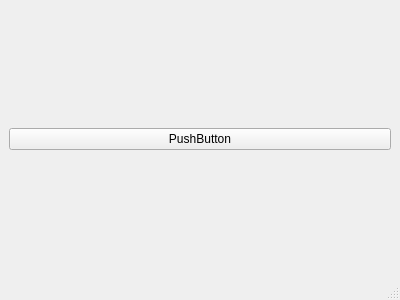
K758573/CodeAnalysis, file mainwindow.ui: the form before one commit.
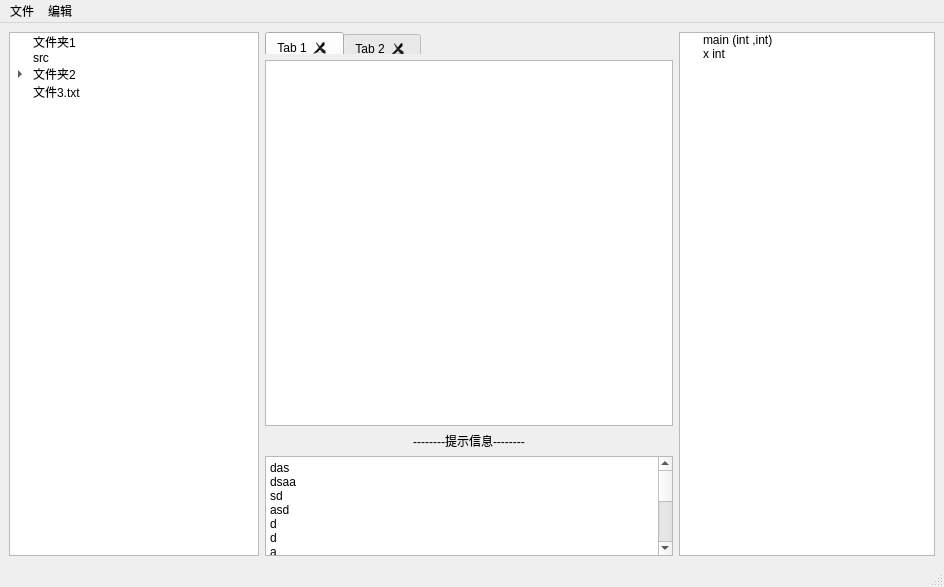
The form after the commit.

```diff
--- a/mainwindow.ui
+++ b/mainwindow.ui
@@ -6,20 +6,206 @@
    <rect>
     <x>0</x>
     <y>0</y>
-    <width>400</width>
-    <height>300</height>
+    <width>944</width>
+    <height>587</height>
    </rect>
   </property>
   <property name="windowTitle">
    <string>MainWindow</string>
   </property>
   <widget class="QWidget" name="centralwidget">
-   <layout class="QGridLayout" name="gridLayout">
-    <item row="0" column="0">
-     <widget class="QPushButton" name="pushButton">
-      <property name="text">
-       <string>PushButton</string>
+   <layout class="QHBoxLayout" name="horizontalLayout">
+    <item>
+     <widget class="QTreeWidget" name="tree_file_browser">
+      <property name="sizePolicy">
+       <sizepolicy hsizetype="Maximum" vsizetype="Expanding">
+        <horstretch>0</horstretch>
+        <verstretch>0</verstretch>
+       </sizepolicy>
       </property>
+      <property name="maximumSize">
+       <size>
+        <width>250</width>
+        <height>16777215</height>
+       </size>
+      </property>
+      <attribute name="headerVisible">
+       <bool>false</bool>
+      </attribute>
+      <column>
+       <property name="text">
+        <string>#</string>
+       </property>
+      </column>
+      <item>
+       <property name="text">
+        <string>文件夹1</string>
+       </property>
+      </item>
+      <item>
+       <property name="text">
+        <string>src</string>
+       </property>
+      </item>
+      <item>
+       <property name="text">
+        <string>文件夹2</string>
+       </property>
+       <item>
+        <property name="text">
+         <string>子文件</string>
+        </property>
+       </item>
+      </item>
+      <item>
+       <property name="text">
+        <string>文件3.txt</string>
+       </property>
+      </item>
+     </widget>
+    </item>
+    <item>
+     <layout class="QVBoxLayout" name="verticalLayout_3">
+      <item>
+       <widget class="QTabWidget" name="tab_editor">
+        <property name="sizePolicy">
+         <sizepolicy hsizetype="Preferred" vsizetype="Minimum">
+          <horstretch>0</horstretch>
+          <verstretch>0</verstretch>
+         </sizepolicy>
+        </property>
+        <property name="minimumSize">
+         <size>
+          <width>0</width>
+          <height>20</height>
+         </size>
+        </property>
+        <property name="maximumSize">
+         <size>
+          <width>16777215</width>
+          <height>22</height>
+         </size>
+        </property>
+        <property name="currentIndex">
+         <number>0</number>
+        </property>
+        <property name="documentMode">
+         <bool>true</bool>
+        </property>
+        <property name="tabsClosable">
+         <bool>true</bool>
+        </property>
+        <property name="tabBarAutoHide">
+         <bool>false</bool>
+        </property>
+        <widget class="QWidget" name="tab">
+         <attribute name="title">
+          <string>Tab 1</string>
+         </attribute>
+         <layout class="QVBoxLayout" name="verticalLayout"/>
+        </widget>
+        <widget class="QWidget" name="tab_2">
+         <attribute name="title">
+          <string>Tab 2</string>
+         </attribute>
+         <layout class="QVBoxLayout" name="verticalLayout_2"/>
+        </widget>
+       </widget>
+      </item>
+      <item>
+       <widget class="QTextEdit" name="code_browser">
+        <property name="undoRedoEnabled">
+         <bool>false</bool>
+        </property>
+        <property name="readOnly">
+         <bool>false</bool>
+        </property>
+       </widget>
+      </item>
+      <item>
+       <widget class="QLabel" name="label">
+        <property name="text">
+         <string>--------提示信息--------</string>
+        </property>
+        <property name="alignment">
+         <set>Qt::AlignCenter</set>
+        </property>
+       </widget>
+      </item>
+      <item>
+       <widget class="QTextBrowser" name="text_message">
+        <property name="sizePolicy">
+         <sizepolicy hsizetype="Expanding" vsizetype="Expanding">
+          <horstretch>0</horstretch>
+          <verstretch>0</verstretch>
+         </sizepolicy>
+        </property>
+        <property name="maximumSize">
+         <size>
+          <width>16777215</width>
+          <height>100</height>
+         </size>
+        </property>
+        <property name="html">
+         <string>&lt;!DOCTYPE HTML PUBLIC &quot;-//W3C//DTD HTML 4.0//EN&quot; &quot;http://www.w3.org/TR/REC-html40/strict.dtd&quot;&gt;
+&lt;html&gt;&lt;head&gt;&lt;meta name=&quot;qrichtext&quot; content=&quot;1&quot; /&gt;&lt;meta charset=&quot;utf-8&quot; /&gt;&lt;style type=&quot;text/css&quot;&gt;
+p, li { white-space: pre-wrap; }
+hr { height: 1px; border-width: 0; }
+li.unchecked::marker { content: &quot;\2610&quot;; }
+li.checked::marker { content: &quot;\2612&quot;; }
+&lt;/style&gt;&lt;/head&gt;&lt;body style=&quot; font-family:'Microsoft YaHei UI'; font-size:9pt; font-weight:400; font-style:normal;&quot;&gt;
+&lt;p style=&quot; margin-top:0px; margin-bottom:0px; margin-left:0px; margin-right:0px; -qt-block-indent:0; text-indent:0px;&quot;&gt;das&lt;/p&gt;
+&lt;p style=&quot; margin-top:0px; margin-bottom:0px; margin-left:0px; margin-right:0px; -qt-block-indent:0; text-indent:0px;&quot;&gt;dsaa&lt;/p&gt;
+&lt;p style=&quot; margin-top:0px; margin-bottom:0px; margin-left:0px; margin-right:0px; -qt-block-indent:0; text-indent:0px;&quot;&gt;sd&lt;/p&gt;
+&lt;p style=&quot; margin-top:0px; margin-bottom:0px; margin-left:0px; margin-right:0px; -qt-block-indent:0; text-indent:0px;&quot;&gt;asd&lt;/p&gt;
+&lt;p style=&quot; margin-top:0px; margin-bottom:0px; margin-left:0px; margin-right:0px; -qt-block-indent:0; text-indent:0px;&quot;&gt;d&lt;/p&gt;
+&lt;p style=&quot; margin-top:0px; margin-bottom:0px; margin-left:0px; margin-right:0px; -qt-block-indent:0; text-indent:0px;&quot;&gt;d&lt;/p&gt;
+&lt;p style=&quot; margin-top:0px; margin-bottom:0px; margin-left:0px; margin-right:0px; -qt-block-indent:0; text-indent:0px;&quot;&gt;a&lt;/p&gt;
+&lt;p style=&quot; margin-top:0px; margin-bottom:0px; margin-left:0px; margin-right:0px; -qt-block-indent:0; text-indent:0px;&quot;&gt;d&lt;/p&gt;
+&lt;p style=&quot; margin-top:0px; margin-bottom:0px; margin-left:0px; margin-right:0px; -qt-block-indent:0; text-indent:0px;&quot;&gt;sda&lt;/p&gt;
+&lt;p style=&quot; margin-top:0px; margin-bottom:0px; margin-left:0px; margin-right:0px; -qt-block-indent:0; text-indent:0px;&quot;&gt;das&lt;/p&gt;
+&lt;p style=&quot;-qt-paragraph-type:empty; margin-top:0px; margin-bottom:0px; margin-left:0px; margin-right:0px; -qt-block-indent:0; text-indent:0px;&quot;&gt;&lt;br /&gt;&lt;/p&gt;
+&lt;p style=&quot; margin-top:0px; margin-bottom:0px; margin-left:0px; margin-right:0px; -qt-block-indent:0; text-indent:0px;&quot;&gt;dasd&lt;/p&gt;
+&lt;p style=&quot; margin-top:0px; margin-bottom:0px; margin-left:0px; margin-right:0px; -qt-block-indent:0; text-indent:0px;&quot;&gt;s&lt;/p&gt;
+&lt;p style=&quot; margin-top:0px; margin-bottom:0px; margin-left:0px; margin-right:0px; -qt-block-indent:0; text-indent:0px;&quot;&gt;打开文件&lt;/p&gt;
+&lt;p style=&quot; margin-top:0px; margin-bottom:0px; margin-left:0px; margin-right:0px; -qt-block-indent:0; text-indent:0px;&quot;&gt;打开文件夹&lt;/p&gt;&lt;/body&gt;&lt;/html&gt;</string>
+        </property>
+       </widget>
+      </item>
+     </layout>
+    </item>
+    <item>
+     <widget class="QTreeWidget" name="tree_var">
+      <property name="sizePolicy">
+       <sizepolicy hsizetype="Maximum" vsizetype="Expanding">
+        <horstretch>0</horstretch>
+        <verstretch>0</verstretch>
+       </sizepolicy>
+      </property>
+      <property name="maximumSize">
+       <size>
+        <width>300</width>
+        <height>16777215</height>
+       </size>
+      </property>
+      <attribute name="headerVisible">
+       <bool>false</bool>
+      </attribute>
+      <column>
+       <property name="text">
+        <string>#</string>
+       </property>
+      </column>
+      <item>
+       <property name="text">
+        <string>main (int ,int)</string>
+       </property>
+      </item>
+      <item>
+       <property name="text">
+        <string>x int </string>
+       </property>
+      </item>
      </widget>
     </item>
    </layout>
@@ -29,10 +215,25 @@
     <rect>
      <x>0</x>
      <y>0</y>
-     <width>400</width>
+     <width>944</width>
      <height>22</height>
     </rect>
    </property>
+   <widget class="QMenu" name="menu">
+    <property name="title">
+     <string>文件</string>
+    </property>
+    <addaction name="separator"/>
+    <addaction name="action_open_dir"/>
+   </widget>
+   <widget class="QMenu" name="menu_2">
+    <property name="title">
+     <string>编辑</string>
+    </property>
+    <addaction name="action_find"/>
+   </widget>
+   <addaction name="menu"/>
+   <addaction name="menu_2"/>
   </widget>
   <widget class="QStatusBar" name="statusbar"/>
  </widget>
```
Left out of the diff: 18 changed lines with no effect on the pictures.
